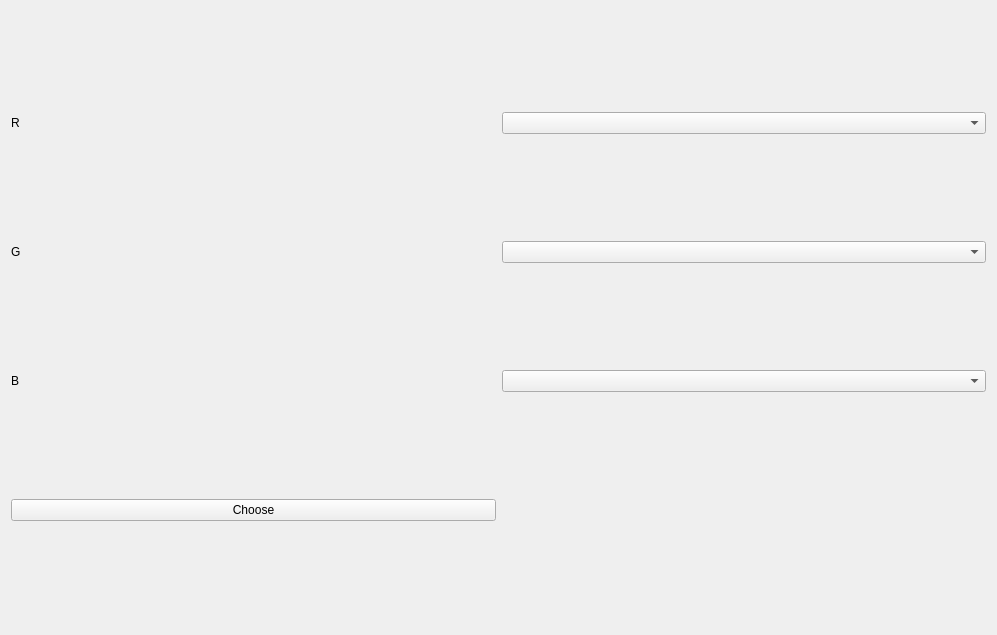
The window that src/ui/chooserasterrgb.ui (zy6p/GisL) describes before a commit, drawn with Qt 5.
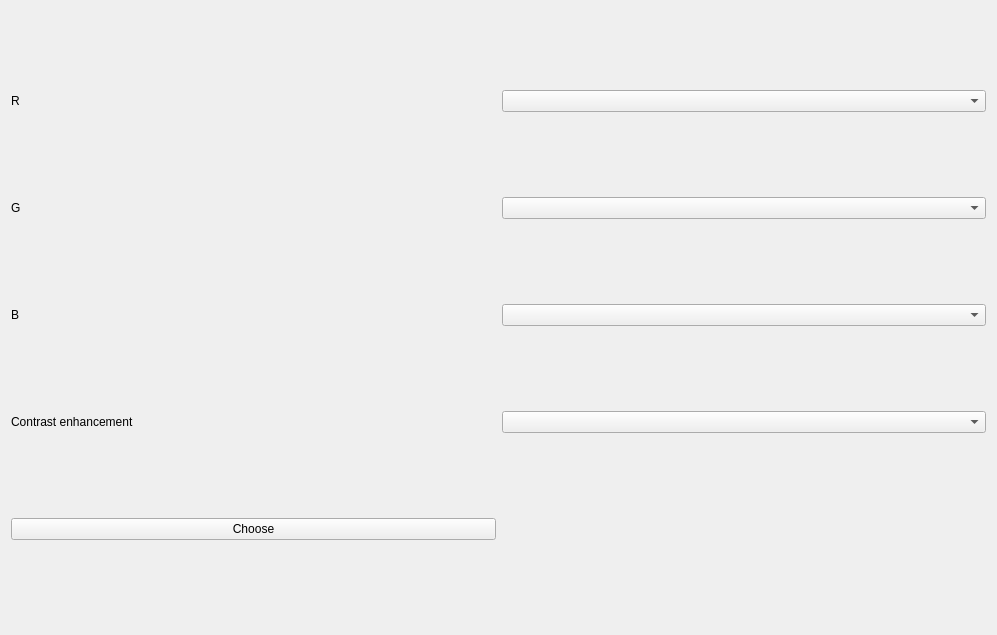
The same window after the commit. Custom widgets are drawn as their Qt base class.

Commit message: feat: multi choose of Contrast enhancement add to ui

Diff of the .ui file:
```diff
--- a/src/ui/chooserasterrgb.ui
+++ b/src/ui/chooserasterrgb.ui
@@ -17,28 +17,21 @@
             <item row="2" column="1">
                 <widget class="QComboBox" name="comboBoxBand_1"/>
             </item>
+            <item row="2" column="0">
+                <widget class="QLabel" name="label">
+                    <property name="text">
+                        <string>R</string>
+                    </property>
+                </widget>
+            </item>
             <item row="3" column="1">
                 <widget class="QComboBox" name="comboBoxBand_2"/>
             </item>
-            <item row="5" column="1">
-                <widget class="QwtPlot" name="qwtPlot_1"/>
-            </item>
-            <item row="5" column="0">
-                <widget class="QPushButton" name="pushButton">
-                    <property name="text">
-                        <string>Choose</string>
-                    </property>
-                </widget>
-            </item>
             <item row="4" column="1">
                 <widget class="QComboBox" name="comboBoxBand_3"/>
             </item>
-            <item row="2" column="0">
-                <widget class="QLabel" name="label">
-                    <property name="text">
-                        <string>R</string>
-                    </property>
-                </widget>
+            <item row="6" column="1">
+                <widget class="QwtPlot" name="qwtPlot_1"/>
             </item>
             <item row="3" column="0">
                 <widget class="QLabel" name="label_2">
@@ -47,6 +40,13 @@
                     </property>
                 </widget>
             </item>
+            <item row="6" column="0">
+                <widget class="QPushButton" name="pushButton">
+                    <property name="text">
+                        <string>Choose</string>
+                    </property>
+                </widget>
+            </item>
             <item row="4" column="0">
                 <widget class="QLabel" name="label_3">
                     <property name="text">
@@ -54,6 +54,16 @@
                     </property>
                 </widget>
             </item>
+            <item row="5" column="0">
+                <widget class="QLabel" name="label_4">
+                    <property name="text">
+                        <string>Contrast enhancement</string>
+                    </property>
+                </widget>
+            </item>
+            <item row="5" column="1">
+                <widget class="QComboBox" name="comboBoxContrast"/>
+            </item>
         </layout>
     </widget>
     <customwidgets>
```
The commit also changes 5 other files.
